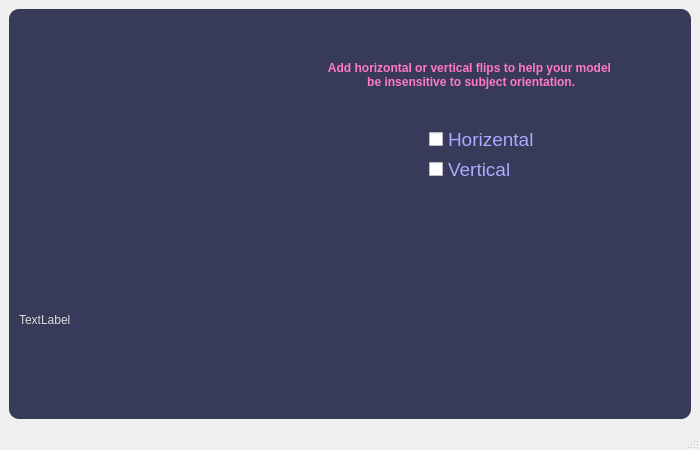
Before: the Qt Designer form flipWindow.ui in DorsaNazari/Image-Data-Annotation-Preprocessing-and-Augmentation, drawn with Qt 5.
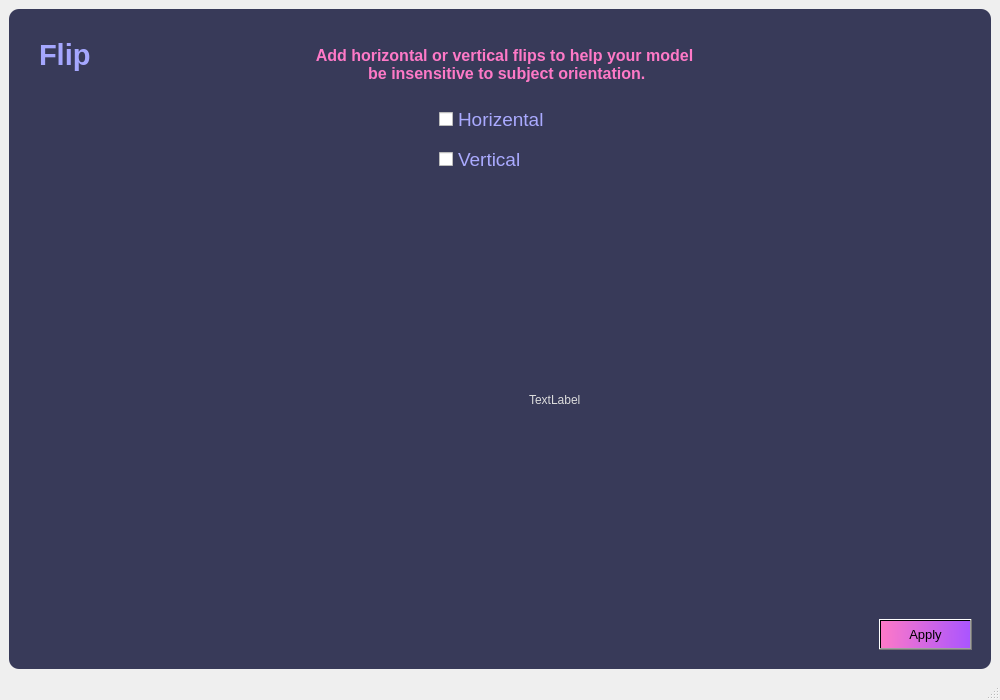
After: the same form once the commit is applied.

```diff
--- a/flipWindow.ui
+++ b/flipWindow.ui
@@ -6,8 +6,8 @@
    <rect>
     <x>0</x>
     <y>0</y>
-    <width>700</width>
-    <height>450</height>
+    <width>1000</width>
+    <height>700</height>
    </rect>
   </property>
   <property name="windowTitle">
@@ -39,10 +39,10 @@
       <widget class="QLabel" name="label_original_image">
        <property name="geometry">
         <rect>
-         <x>10</x>
-         <y>20</y>
-         <width>240</width>
-         <height>181</height>
+         <x>20</x>
+         <y>210</y>
+         <width>481</width>
+         <height>361</height>
         </rect>
        </property>
        <property name="text">
@@ -52,8 +52,8 @@
       <widget class="QCheckBox" name="checkBox">
        <property name="geometry">
         <rect>
-         <x>420</x>
-         <y>120</y>
+         <x>430</x>
+         <y>100</y>
          <width>131</width>
          <height>20</height>
         </rect>
@@ -76,8 +76,8 @@
       <widget class="QCheckBox" name="checkBox_2">
        <property name="geometry">
         <rect>
-         <x>420</x>
-         <y>150</y>
+         <x>430</x>
+         <y>140</y>
          <width>121</width>
          <height>20</height>
         </rect>
@@ -98,15 +98,15 @@
       <widget class="QLabel" name="label_desqription">
        <property name="geometry">
         <rect>
-         <x>270</x>
-         <y>40</y>
-         <width>381</width>
+         <x>240</x>
+         <y>30</y>
+         <width>511</width>
          <height>51</height>
         </rect>
        </property>
        <property name="font">
         <font>
-         <pointsize>9</pointsize>
+         <pointsize>12</pointsize>
          <weight>75</weight>
          <bold>true</bold>
         </font>
@@ -128,16 +128,61 @@
       <widget class="QLabel" name="label">
        <property name="geometry">
         <rect>
-         <x>10</x>
+         <x>520</x>
          <y>210</y>
-         <width>241</width>
-         <height>201</height>
+         <width>441</width>
+         <height>361</height>
         </rect>
        </property>
        <property name="text">
         <string>TextLabel</string>
        </property>
       </widget>
+      <widget class="QLabel" name="label_2">
+       <property name="geometry">
+        <rect>
+         <x>30</x>
+         <y>20</y>
+         <width>101</width>
+         <height>51</height>
+        </rect>
+       </property>
+       <property name="font">
+        <font>
+         <pointsize>22</pointsize>
+         <weight>75</weight>
+         <bold>true</bold>
+        </font>
+       </property>
+       <property name="styleSheet">
+        <string notr="true">
+color: rgb(165, 167, 255);</string>
+       </property>
+       <property name="text">
+        <string>Flip</string>
+       </property>
+      </widget>
+      <widget class="QPushButton" name="pushButton">
+       <property name="geometry">
+        <rect>
+         <x>870</x>
+         <y>610</y>
+         <width>93</width>
+         <height>31</height>
+        </rect>
+       </property>
+       <property name="font">
+        <font>
+         <pointsize>10</pointsize>
+        </font>
+       </property>
+       <property name="styleSheet">
+        <string notr="true">background-color: qlineargradient(spread:pad, x1:0, y1:0.5, x2:1, y2:0.506, stop:0 rgba(254, 121, 199, 255), stop:1 rgba(170, 85, 255, 255));</string>
+       </property>
+       <property name="text">
+        <string>Apply</string>
+       </property>
+      </widget>
      </widget>
     </item>
    </layout>
```
Left out of the diff: 4 changed lines with no effect on the pictures.
